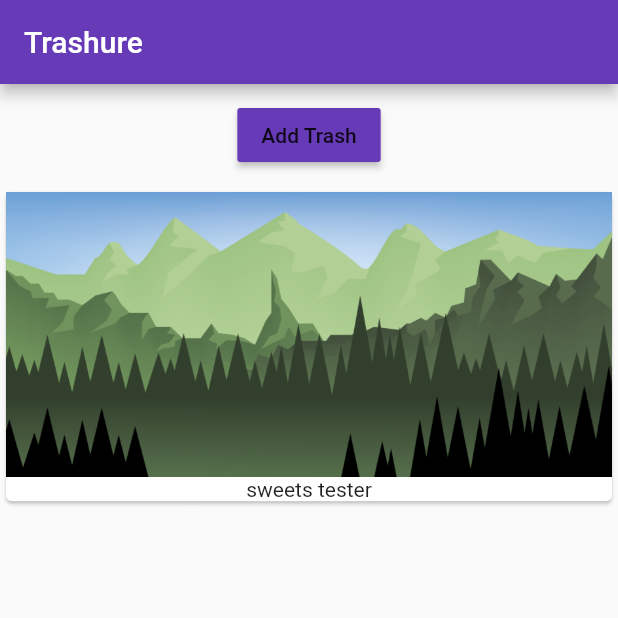
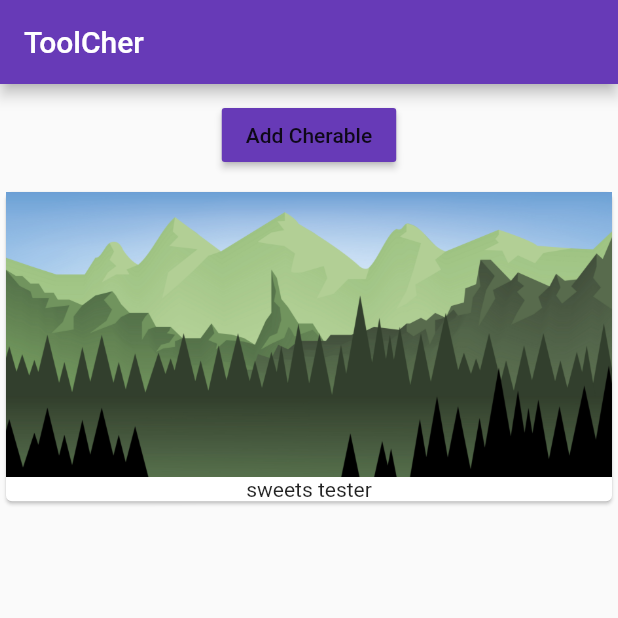
Before and after one commit to OptimooseCrime/Trashure, a Flutter app: the screen it shows after launch, on a phone screen of 412 x 824 dp, the top half of it. Run offline on Flutter 3.47's test engine with Material 2 defaults, Android fonts, the phone set to English and light mode, and no system bars.

Commit message:
add android file

```diff
--- a/lib/main.dart
+++ b/lib/main.dart
@@ -11,11 +11,10 @@ class MyApp extends StatelessWidget {
       theme: ThemeData(
           brightness: Brightness.light,
           primarySwatch: Colors.deepPurple,
-          accentColor: Colors.teal
-      ),
+          accentColor: Colors.teal),
       home: Scaffold(
         appBar: AppBar(
-          title: Text('Trashure'),
+          title: Text('ToolCher'),
         ),
         body: ProductManager(),
       ),
--- a/lib/product_manager.dart
+++ b/lib/product_manager.dart
@@ -46,10 +46,10 @@ class _ProductManagerState extends State<ProductManager> {
             color: Theme.of(context).primaryColor,
             onPressed: () {
               setState(() {
-                _products.add('More Trash');
+                _products.add('More Cherables');
               });
             },
-            child: Text('Add Trash'),
+            child: Text('Add Cherable'),
           ),
         ),
         Products(_products)
```
Also changed, not shown: 4 other files.
